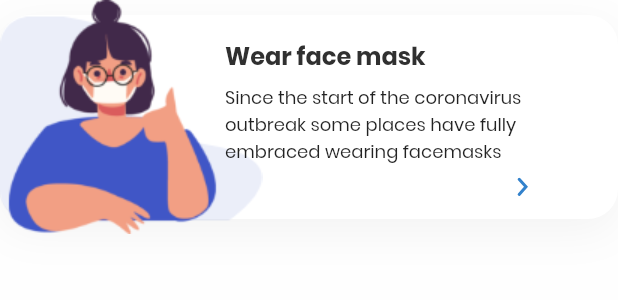
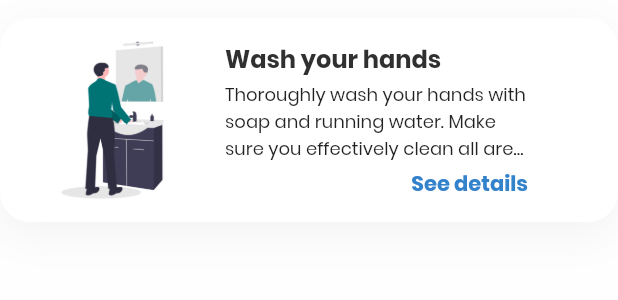
Before and after one commit to ogaroh/covid19, a Flutter app: the PreventCard widget shown alone on an empty page, opened directly, on a phone screen of 412 x 824 dp. Shown: the top 300 px of the screen. Run offline on Flutter 3.47's test engine with Material 2 defaults, Android fonts, the phone set to English and light mode, and no system bars; our stand-ins replace flutter_feather_icons, flutter_svg.

Commit message:
information screen

```diff
--- a/lib/info_screen.dart
+++ b/lib/info_screen.dart
@@ -22,7 +22,7 @@ class InfoScreen extends StatelessWidget {
                 crossAxisAlignment: CrossAxisAlignment.start,
                 children: <Widget>[
                   Text(
-                    "Symptoms",
+                    "Dominant Symptoms",
                     style: kTitleTextstyle,
                   ),
                   SizedBox(height: 20),
@@ -35,8 +35,8 @@ class InfoScreen extends StatelessWidget {
                         isActive: true,
                       ),
                       SymptomCard(
-                        image: "assets/images/caugh.png",
-                        title: "Caugh",
+                        image: "assets/images/cough.png",
+                        title: "Dry Cough/Sneeze",
                       ),
                       SymptomCard(
                         image: "assets/images/fever.png",
@@ -45,19 +45,25 @@ class InfoScreen extends StatelessWidget {
                     ],
                   ),
                   SizedBox(height: 20),
-                  Text("Prevention", style: kTitleTextstyle),
+                  Text("Preventive Measures", style: kTitleTextstyle),
                   SizedBox(height: 20),
                   PreventCard(
                     text:
-                        "Since the start of the coronavirus outbreak some places have fully embraced wearing facemasks",
-                    image: "assets/images/wear_mask.png",
-                    title: "Wear face mask",
+                        "Thoroughly wash your hands with soap and running water. Make sure you effectively clean all areas of the hands, including in btween the fingers. Alternatively, you can use alcohol based hand sanitizer; preferrably that with 80% alcohol content or more.",
+                    image: "assets/images/hands.png",
+                    title: "Wash your hands",
                   ),
                   PreventCard(
                     text:
-                        "Since the start of the coronavirus outbreak some places have fully embraced wearing facemasks",
-                    image: "assets/images/wash_hands.png",
-                    title: "Wash your hands",
+                        "Unless you really have to go out (maybe to grab supplies), you should stay at home and self quarantine to avoid catching the virus or unknowingly spreading the virus if you already have it.",
+                    image: "assets/images/home.png",
+                    title: "Stay At Home",
+                  ),
+                  PreventCard(
+                    text:
+                        "Since the start of the coronavirus outbreak some places have fully embraced wearing facemasks. You should also observe social distancing by avoiding close contact with other people.",
+                    image: "assets/images/social.png",
+                    title: "Wear a face mask",
                   ),
                   SizedBox(height: 50),
                 ],
@@ -86,7 +92,7 @@ class PreventCard extends StatelessWidget {
     return Padding(
       padding: const EdgeInsets.only(bottom: 10),
       child: SizedBox(
-        height: 156,
+        height: 160,
         child: Stack(
           alignment: Alignment.centerLeft,
           children: <Widget>[
@@ -105,7 +111,11 @@ class PreventCard extends StatelessWidget {
                 ],
               ),
             ),
-            Image.asset(image),
+            Image.asset(
+              image,
+              width: 150,
+              height: 130,
+            ),
             Positioned(
               left: 130,
               child: Container(
@@ -121,16 +131,26 @@ class PreventCard extends StatelessWidget {
                       style: kTitleTextstyle.copyWith(
                         fontSize: 16,
                       ),
+                      overflow: TextOverflow.fade,
+                      maxLines: 1,
                     ),
                     Text(
                       text,
                       style: TextStyle(
                         fontSize: 12,
                       ),
+                      overflow: TextOverflow.ellipsis,
+                      maxLines: 3,
                     ),
                     Align(
                       alignment: Alignment.topRight,
-                      child: SvgPicture.asset("assets/icons/forward.svg"),
+                      child: Text(
+                        "See details",
+                        style: TextStyle(
+                          color: kPrimaryColor,
+                          fontWeight: FontWeight.w600,
+                        ),
+                      ),
                     ),
                   ],
                 ),
--- a/lib/main.dart
+++ b/lib/main.dart
@@ -33,7 +33,7 @@ class HomeScreen extends StatelessWidget {
           MyHeader(
             image: "assets/icons/coronadr.svg",
             textTop: "Stay Home, ",
-            textMid: "Sanitize, ",
+            textMid: "Wash Your Hands, ",
             textBottom: "Stay Safe.",
           ),
           Container(
```
Also changed, not shown: assets/icons/doctor.svg (added), assets/icons/hands.svg (added), assets/icons/remote.svg (added), assets/icons/sanitize_purple.svg (added), assets/images/cough.png (renamed from assets/images/caugh.png), assets/images/hands.png (added), assets/images/home.png (added), assets/images/social.png (added).
